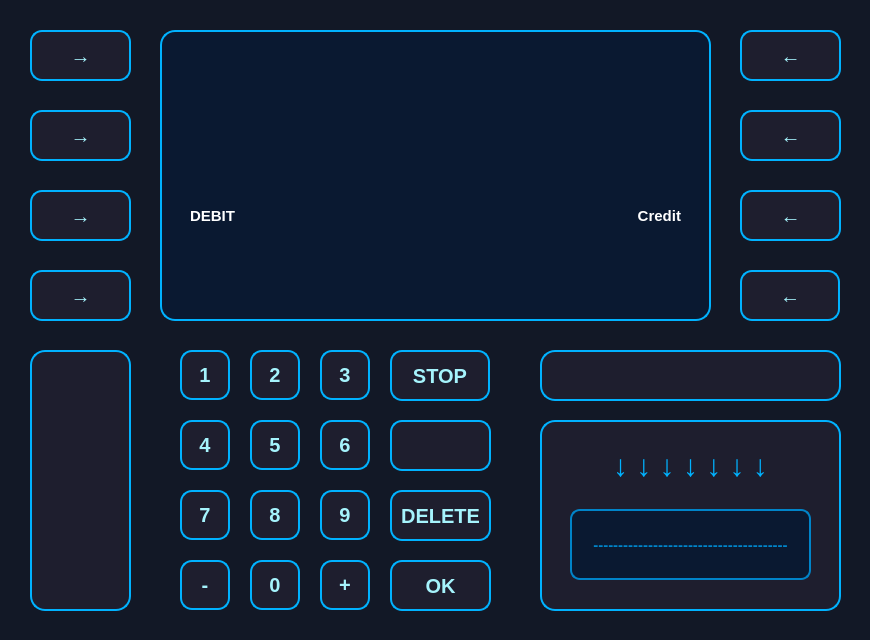
Above: bank-automat/cardmode.ui from DeveMike/Software_Development_Application_Project before the change. Below: the same form after it.
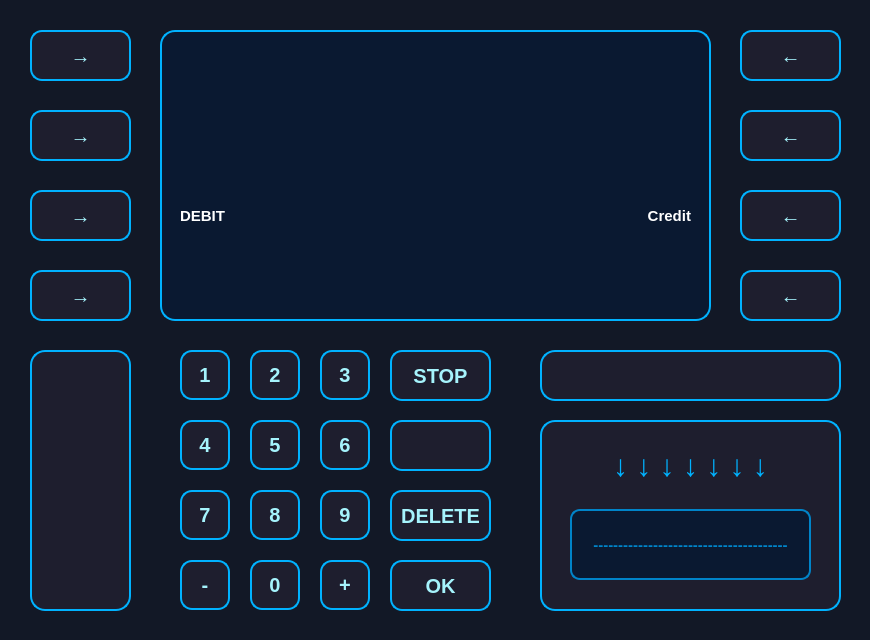
That is the form after the change.

What changed in the file:
```diff
--- a/bank-automat/cardmode.ui
+++ b/bank-automat/cardmode.ui
@@ -405,7 +405,7 @@
   <widget class="QLabel" name="txtDebit">
    <property name="geometry">
     <rect>
-     <x>190</x>
+     <x>180</x>
      <y>190</y>
      <width>111</width>
      <height>51</height>
@@ -570,7 +570,7 @@
     <rect>
      <x>390</x>
      <y>350</y>
-     <width>100</width>
+     <width>101</width>
      <height>51</height>
     </rect>
    </property>
@@ -1089,7 +1089,7 @@
     <rect>
      <x>740</x>
      <y>270</y>
-     <width>100</width>
+     <width>101</width>
      <height>51</height>
     </rect>
    </property>
@@ -1369,7 +1369,7 @@
   <widget class="QLabel" name="txtCredit">
    <property name="geometry">
     <rect>
-     <x>570</x>
+     <x>580</x>
      <y>190</y>
      <width>111</width>
      <height>51</height>
```
